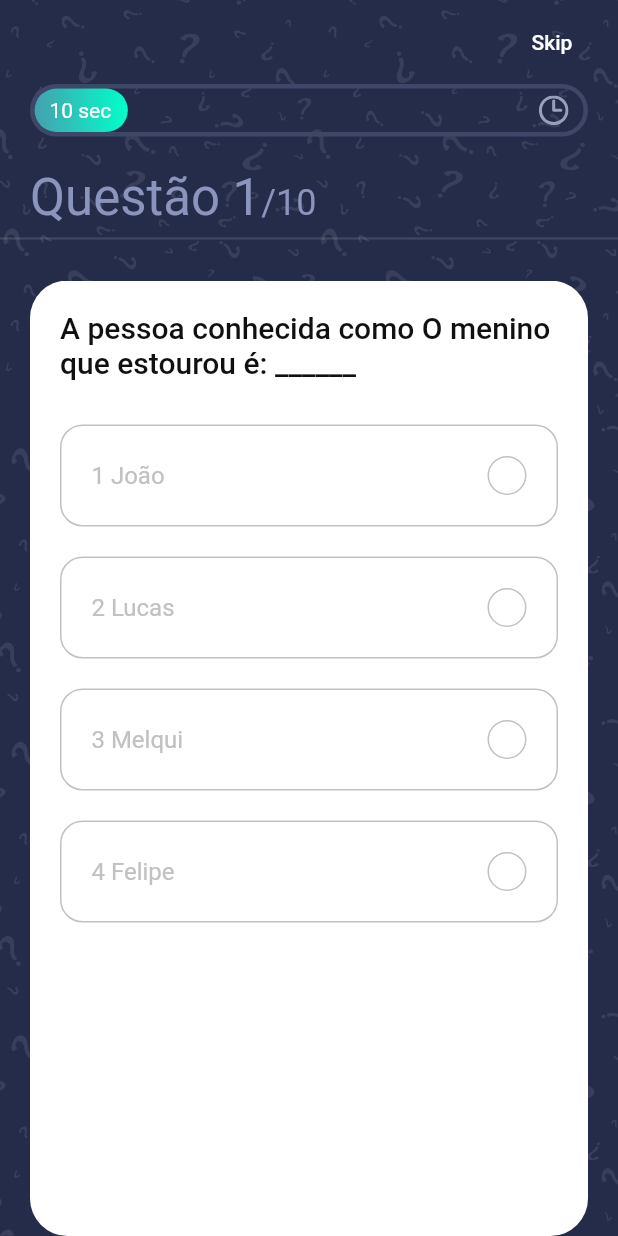
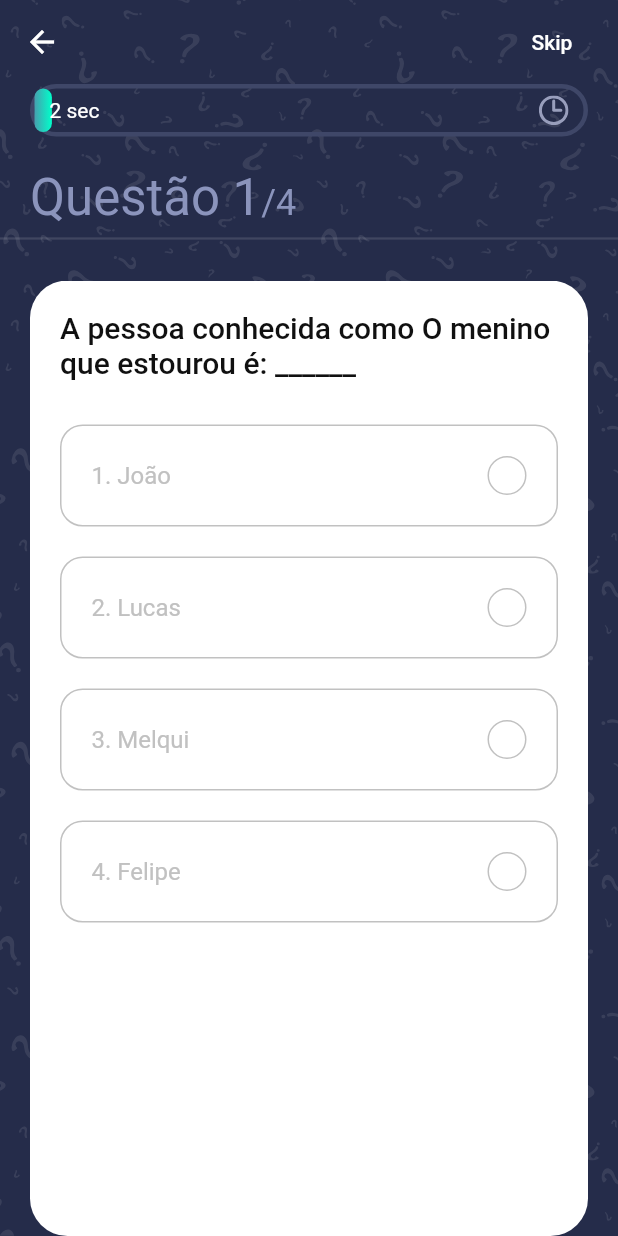
Before and after one commit to matheus2-andrade/QuizApp-Flutter, a Flutter app: the QuizScreen screen opened directly, on a phone screen of 412 x 824 dp. Run offline on Flutter 3.47's test engine with Material 2 defaults, Android fonts, the phone set to English and light mode, and no system bars; our stand-ins replace flutter_svg, get.

```diff
--- a/lib/controllers/question_controller.dart
+++ b/lib/controllers/question_controller.dart
@@ -1,8 +1,10 @@
 import 'package:flutter/animation.dart';
 import 'package:flutter/cupertino.dart';
+import 'package:get/get.dart';
 import 'package:get/get_rx/src/rx_types/rx_types.dart';
 import 'package:get/get_state_manager/get_state_manager.dart';
 import 'package:quiz_app/models/Questions.dart';
+import 'package:quiz_app/screens/score/score_screen.dart';
 
 class QuestionController extends GetxController
     with SingleGetTickerProviderMixin {
@@ -85,7 +87,11 @@ class QuestionController extends GetxController
       _animationController.reset();
 
       _animationController.forward().whenComplete(nextQuestion);
+    }else{
+      Get.to(ScoreScreen());
     }
+
+
   }
 
   void updateTheQnNum(int index) {
--- a/lib/main.dart
+++ b/lib/main.dart
@@ -1,5 +1,7 @@
 import 'package:flutter/material.dart';
+import 'package:get/get_navigation/src/root/get_material_app.dart';
 import 'package:quiz_app/screens/quiz/quiz_screen.dart';
+import 'package:quiz_app/screens/score/score_screen.dart';
 import 'package:quiz_app/screens/welcome/welcome_screen.dart';
 
 void main() {
@@ -10,11 +12,11 @@ class MyApp extends StatelessWidget {
   // This widget is the root of your application.
   @override
   Widget build(BuildContext context) {
-    return MaterialApp(
+    return GetMaterialApp(
       title: 'Quiz App',
       debugShowCheckedModeBanner: false,
       theme: ThemeData.dark(),
-      home: QuizScreen(),
+      home: WelcomeScreen(),
     );
   }
 }
--- a/lib/screens/quiz/components/body.dart
+++ b/lib/screens/quiz/components/body.dart
@@ -38,22 +38,22 @@ class Body extends StatelessWidget {
               Padding(
                 padding:
                     const EdgeInsets.symmetric(horizontal: kDefaultPadding),
-                child: Text.rich(
+                child: Obx(() => Text.rich(
                       TextSpan(
-                      text: "Questão 1",
+                          text: "Questão ${_questionController.questionNumber.value}",
                           style: Theme.of(context)
                               .textTheme
                               .headline4
                               .copyWith(color: kSecondaryColor),
                           children: [
                             TextSpan(
-                            text: "/10",
+                                text: "/${_questionController.questions.length}",
                                 style: Theme.of(context)
                                     .textTheme
                                     .headline5
                                     .copyWith(color: kSecondaryColor))
                           ]),
-                ),
+                    )),
               ),
               Divider(
                 thickness: 1.5,
@@ -65,6 +65,7 @@ class Body extends StatelessWidget {
                   child: PageView.builder(
                 physics: NeverScrollableScrollPhysics(),
                 controller: _questionController.pageController,
+                onPageChanged: _questionController.updateTheQnNum,
                 itemCount: _questionController.questions.length,
                 itemBuilder: (context, index) => QuestionCard(
                     question: _questionController.questions[index]),
--- a/lib/screens/quiz/components/options.dart
+++ b/lib/screens/quiz/components/options.dart
@@ -50,7 +50,7 @@ class Option extends StatelessWidget {
                 mainAxisAlignment: MainAxisAlignment.spaceBetween,
                 children: [
                   Text(
-                    "${index + 1} $text",
+                    "${index + 1}. $text",
                     style: TextStyle(color: getTheRightColor(), fontSize: 16),
                   ),
                   Container(
--- a/lib/screens/quiz/quiz_screen.dart
+++ b/lib/screens/quiz/quiz_screen.dart
@@ -1,17 +1,19 @@
 import 'package:flutter/material.dart';
-import 'package:flutter_svg/flutter_svg.dart';
+import 'package:get/get.dart';
+import 'package:quiz_app/controllers/question_controller.dart';
 
 import 'components/body.dart';
 
 class QuizScreen extends StatelessWidget {
   @override
   Widget build(BuildContext context) {
+    QuestionController _controller = Get.put(QuestionController());
     return Scaffold(
       extendBodyBehindAppBar: true,
       appBar: AppBar(
         backgroundColor: Colors.transparent,
         elevation: 0,
-        actions: [FlatButton(onPressed: () {}, child: Text("Skip"))],
+        actions: [FlatButton(onPressed: _controller.nextQuestion, child: Text("Skip"))],
       ),
       body: Body(),
     );
--- a/lib/screens/welcome/welcome_screen.dart
+++ b/lib/screens/welcome/welcome_screen.dart
@@ -1,6 +1,8 @@
 import 'package:flutter/material.dart';
 import 'package:flutter_svg/svg.dart';
+import 'package:get/get.dart';
 import 'package:quiz_app/constants.dart';
+import 'package:quiz_app/screens/quiz/quiz_screen.dart';
 
 class WelcomeScreen extends StatelessWidget {
   @override
@@ -37,9 +39,7 @@ class WelcomeScreen extends StatelessWidget {
               ),
               Spacer(),
               InkWell(
-                onTap: () {
-
-                },
+                onTap: () => Get.to(QuizScreen()),
                 child: Container(
                   width: double.infinity,
                   alignment: Alignment.center,
```
Also changed, not shown: lib/screens/score/score_screen.dart (added, +46 -0 lines). Lines whose indentation alone changed are shown as unchanged.
